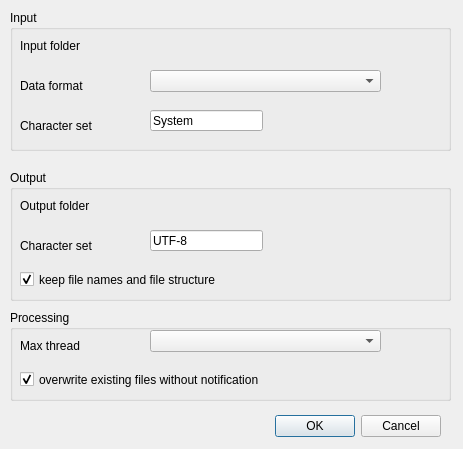
Old version of the form encoding_converter/encoding_converter_dialog_base.ui in the repository asdawn/QGIS-encoding.
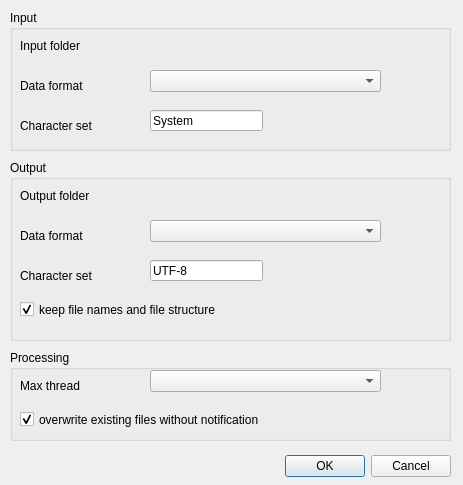
New version of the form. Custom widgets are drawn as their Qt base class.

What changed in the file:
```diff
--- a/encoding_converter/encoding_converter_dialog_base.ui
+++ b/encoding_converter/encoding_converter_dialog_base.ui
@@ -7,7 +7,7 @@
     <x>0</x>
     <y>0</y>
     <width>463</width>
-    <height>449</height>
+    <height>485</height>
    </rect>
   </property>
   <property name="windowTitle">
@@ -16,8 +16,8 @@
   <widget class="QDialogButtonBox" name="button_box">
    <property name="geometry">
     <rect>
-     <x>100</x>
-     <y>410</y>
+     <x>110</x>
+     <y>450</y>
      <width>341</width>
      <height>32</height>
     </rect>
@@ -139,9 +139,9 @@
    <property name="geometry">
     <rect>
      <x>10</x>
-     <y>170</y>
+     <y>160</y>
      <width>441</width>
-     <height>131</height>
+     <height>181</height>
     </rect>
    </property>
    <property name="title">
@@ -180,7 +180,7 @@
     <property name="geometry">
      <rect>
       <x>10</x>
-      <y>100</y>
+      <y>140</y>
       <width>391</width>
       <height>19</height>
      </rect>
@@ -202,7 +202,7 @@
     <property name="geometry">
      <rect>
       <x>10</x>
-      <y>60</y>
+      <y>100</y>
       <width>111</width>
       <height>31</height>
      </rect>
@@ -215,7 +215,7 @@
     <property name="geometry">
      <rect>
       <x>140</x>
-      <y>60</y>
+      <y>100</y>
       <width>113</width>
       <height>21</height>
      </rect>
@@ -227,12 +227,47 @@
      <string>UTF-8</string>
     </property>
    </widget>
+   <widget class="QLabel" name="label_input_file_or_path_5">
+    <property name="geometry">
+     <rect>
+      <x>10</x>
+      <y>60</y>
+      <width>111</width>
+      <height>31</height>
+     </rect>
+    </property>
+    <property name="text">
+     <string>Data format</string>
+    </property>
+   </widget>
+   <widget class="QComboBox" name="format2">
+    <property name="geometry">
+     <rect>
+      <x>140</x>
+      <y>60</y>
+      <width>231</width>
+      <height>22</height>
+     </rect>
+    </property>
+    <property name="toolTip">
+     <string>Select vector data format</string>
+    </property>
+    <property name="editable">
+     <bool>false</bool>
+    </property>
+    <property name="currentIndex">
+     <number>-1</number>
+    </property>
+    <property name="maxCount">
+     <number>100</number>
+    </property>
+   </widget>
   </widget>
   <widget class="QGroupBox" name="groupBoxProcessing">
    <property name="geometry">
     <rect>
      <x>10</x>
-     <y>310</y>
+     <y>350</y>
      <width>441</width>
      <height>91</height>
     </rect>
```
